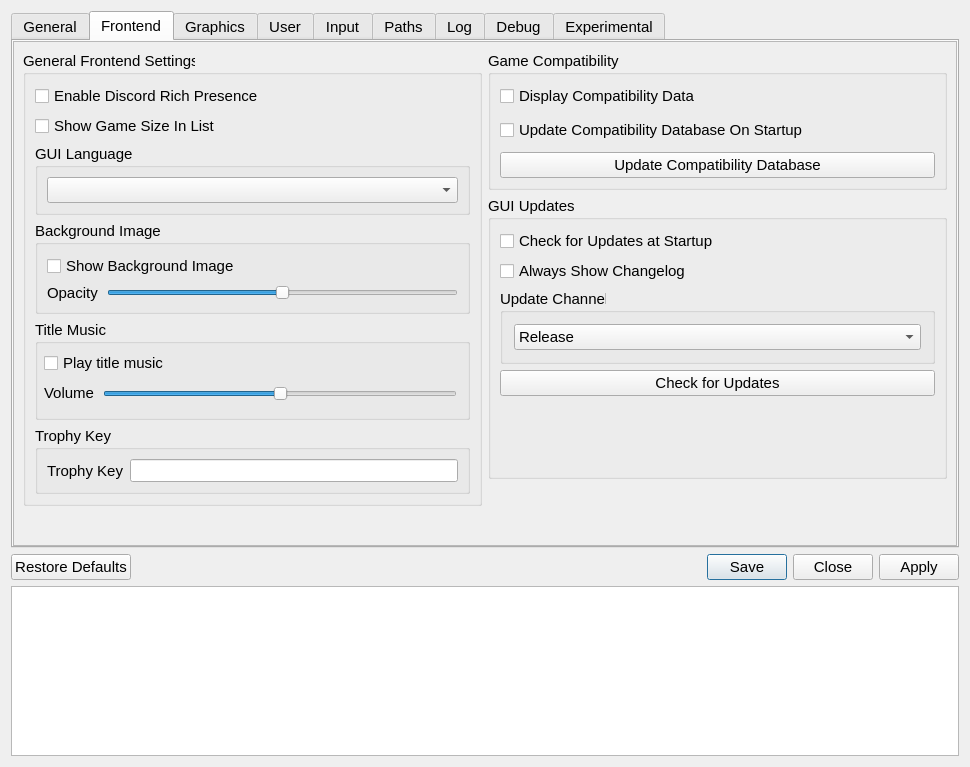
Before: the Qt Designer form src/qt_gui/settings_dialog.ui in shadps4-emu/shadps4-qtlauncher, drawn with Qt 5.
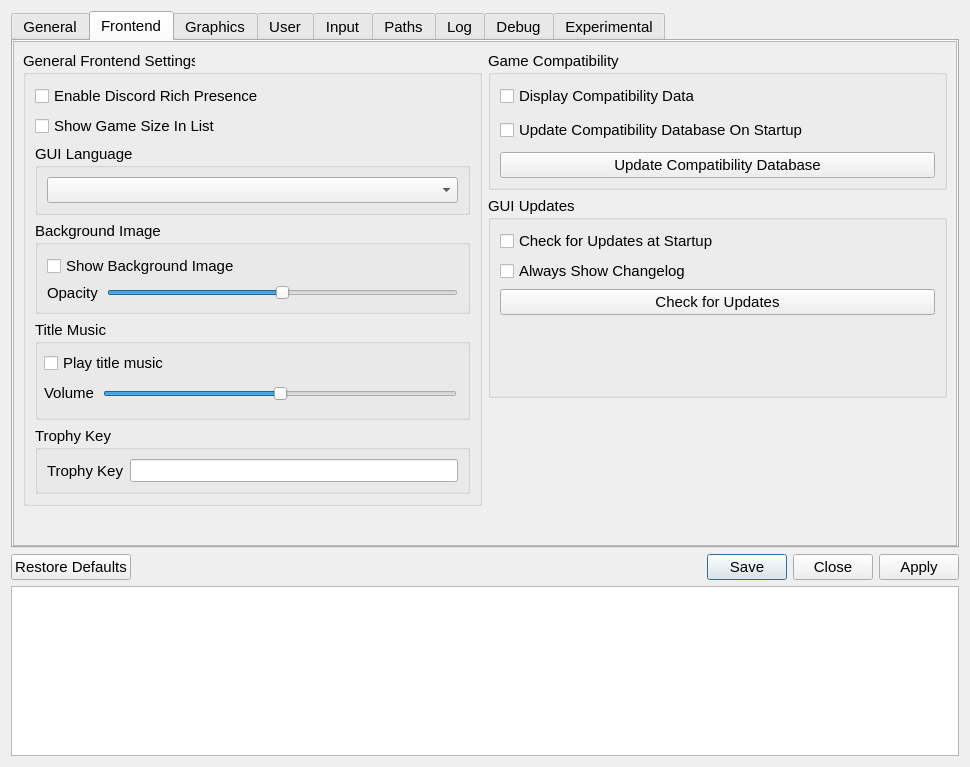
After: the same form once the commit is applied. The open tabs and pages were chosen to show the change. Icons and pictures are not drawn.

Commit message:
Remove release channel and change versioning (#108)
* Remove old versioning system

* new versioning system

* update shadps4.rc

* remove gui combobox for release channel selection + remove update channel config entry

* +

* minor cleanup

* the loathsome clang-formatter

Diff of the .ui file:
```diff
--- a/src/qt_gui/settings_dialog.ui
+++ b/src/qt_gui/settings_dialog.ui
@@ -911,68 +911,6 @@
                  </property>
                 </widget>
                </item>
-               <item>
-                <widget class="QGroupBox" name="updaterComboBox">
-                 <property name="sizePolicy">
-                  <sizepolicy hsizetype="Preferred" vsizetype="Fixed">
-                   <horstretch>0</horstretch>
-                   <verstretch>0</verstretch>
-                  </sizepolicy>
-                 </property>
-                 <property name="minimumSize">
-                  <size>
-                   <width>0</width>
-                   <height>0</height>
-                  </size>
-                 </property>
-                 <property name="maximumSize">
-                  <size>
-                   <width>16777215</width>
-                   <height>16777215</height>
-                  </size>
-                 </property>
-                 <property name="title">
-                  <string>Update Channel</string>
-                 </property>
-                 <layout class="QVBoxLayout" name="UpdateChannelLayout">
-                  <property name="spacing">
-                   <number>7</number>
-                  </property>
-                  <property name="leftMargin">
-                   <number>11</number>
-                  </property>
-                  <property name="topMargin">
-                   <number>11</number>
-                  </property>
-                  <property name="rightMargin">
-                   <number>11</number>
-                  </property>
-                  <property name="bottomMargin">
-                   <number>11</number>
-                  </property>
-                  <item>
-                   <widget class="QComboBox" name="updateComboBox">
-                    <property name="sizePolicy">
-                     <sizepolicy hsizetype="Preferred" vsizetype="Fixed">
-                      <horstretch>0</horstretch>
-                      <verstretch>0</verstretch>
-                     </sizepolicy>
-                    </property>
-                    <item>
-                     <property name="text">
-                      <string>Release</string>
-                     </property>
-                    </item>
-                    <item>
-                     <property name="text">
-                      <string>Nightly</string>
-                     </property>
-                    </item>
-                   </widget>
-                  </item>
-                 </layout>
-                </widget>
-               </item>
                <item>
                 <widget class="QPushButton" name="checkUpdateButton">
                  <property name="sizePolicy">
```
The commit also changes 9 other files.
